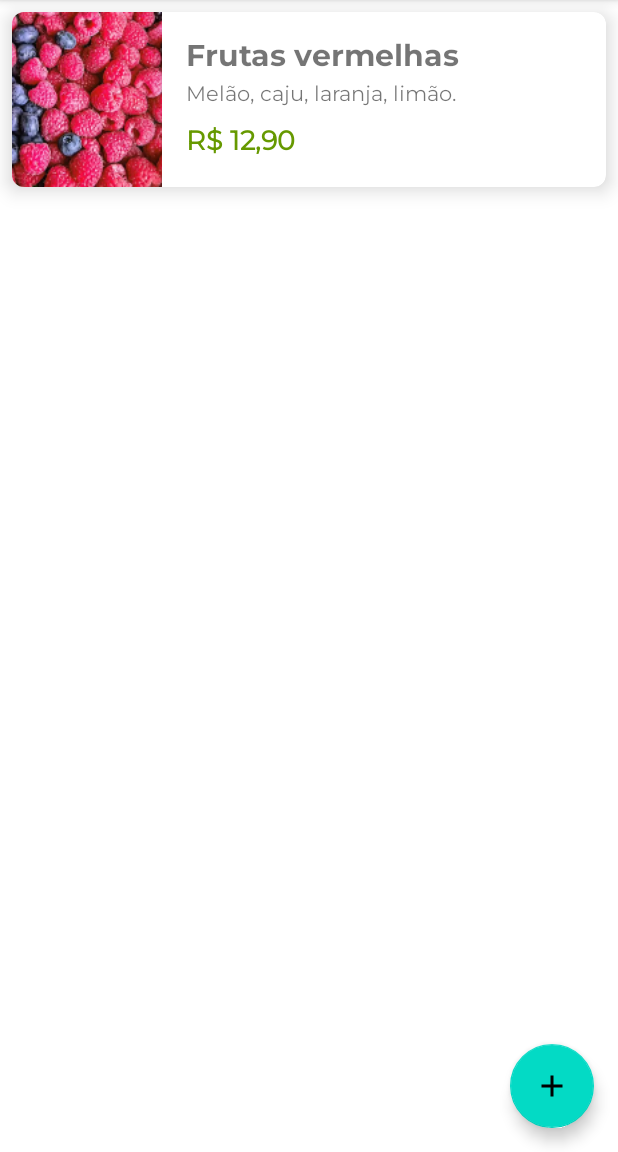
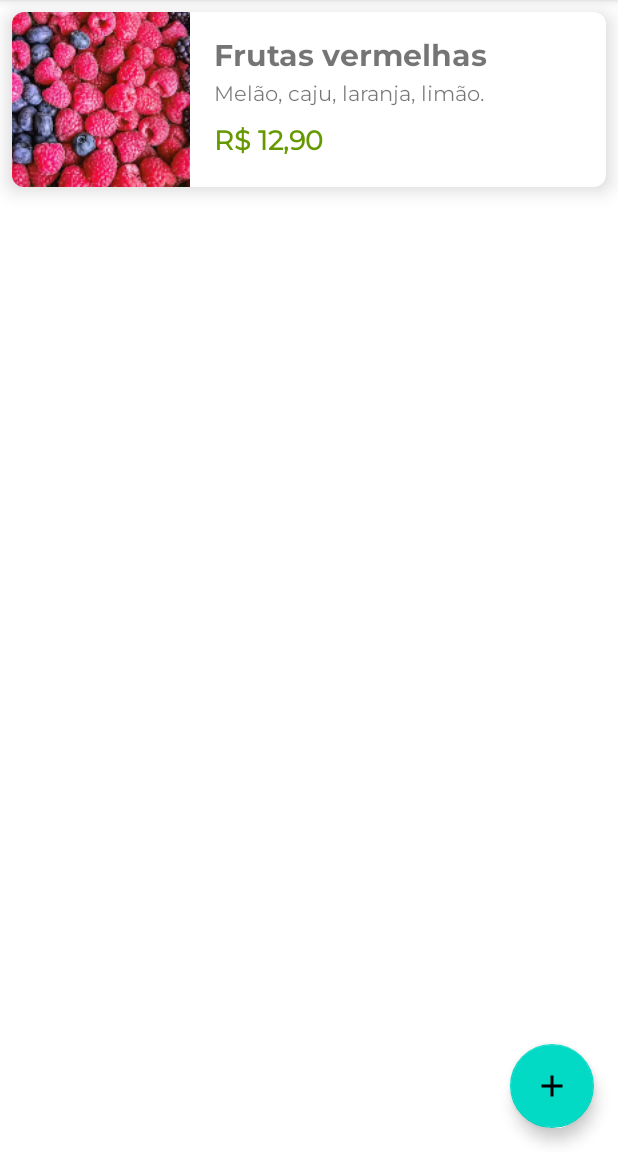
Before and after one commit to Fael-dev/android-nativo-kt-2, an Android app: the screen it shows after launch (ListaProdutosActivity), on a phone screen of 412 x 824 dp, the part 84-1236 px from its top. Run offline under Robolectric (Android 15) with nearby library versions, the phone set to English and light mode, and no system bars.

Commit message:
Adicionando porcentagem a imagem

```diff
--- a/app/src/main/res/layout/produto_item.xml
+++ b/app/src/main/res/layout/produto_item.xml
@@ -58,16 +58,24 @@
             android:layout_marginBottom="16dp"
             tools:text="R$ 19.99" />
 
+<!--        <androidx.constraintlayout.widget.Guideline-->
+<!--            android:layout_width="wrap_content"-->
+<!--            android:layout_height="wrap_content"-->
+<!--            android:orientation="vertical"-->
+<!--            app:layout_constraintGuide_percent="0.3"-->
+<!--            android:id="@+id/guideline"/>-->
+
         <ImageView
             android:id="@+id/imageView"
-            android:layout_width="100dp"
+            android:layout_width="0dp"
             android:layout_height="0dp"
             android:scaleType="centerCrop"
+            app:layout_constraintWidth_percent="0.3"
             tools:srcCompat="@tools:sample/backgrounds/scenic"
+            app:layout_constraintBottom_toBottomOf="parent"
+            app:layout_constraintEnd_toStartOf="@+id/produto_item_nome"
             app:layout_constraintStart_toStartOf="parent"
             app:layout_constraintTop_toTopOf="parent"
-            app:layout_constraintBottom_toBottomOf="parent"
-            app:layout_constraintEnd_toStartOf="@+id/produto_item_nome"
             android:src="@drawable/frutas_vermelhas"
             />
     </androidx.constraintlayout.widget.ConstraintLayout>
```
